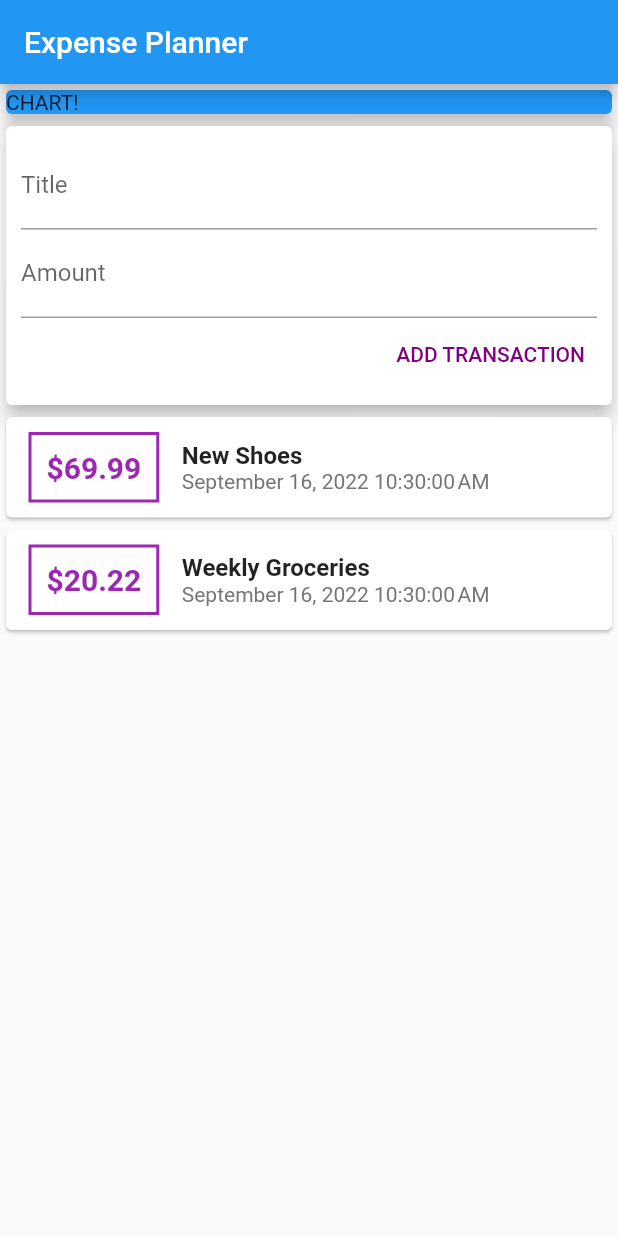
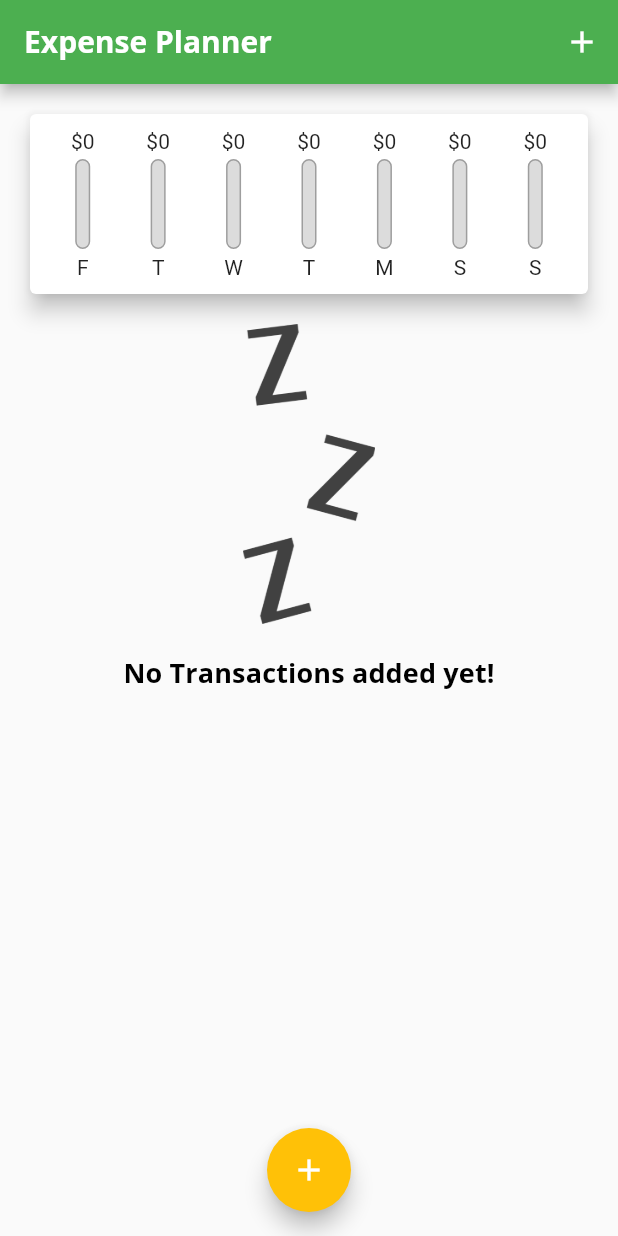
Before and after one commit to VargheseMascreen20/Expense-Planner-Flutter-App, a Flutter app: the screen it shows after launch, on a phone screen of 412 x 824 dp. Run offline on Flutter 3.47's test engine with Material 2 defaults, Android fonts, the phone set to English and light mode, and no system bars.

Commit message:
App Update

```diff
--- a/lib/main.dart
+++ b/lib/main.dart
@@ -1,6 +1,11 @@
 // ignore_for_file: avoid_print';
+import 'package:expense_planner/widgets/chart.dart';
+import 'package:expense_planner/widgets/new_transactions.dart';
+import 'package:expense_planner/widgets/transaction_list.dart';
 import 'package:flutter/material.dart';
-import 'package:expense_planner/widgets/transaction_list.dart';
+
+import 'models/transaction.dart';
+
 void main() {
   runApp(const MyApp());
 }
@@ -12,74 +17,98 @@ class MyApp extends StatelessWidget {
     return MaterialApp(
       debugShowCheckedModeBanner: false,
       title: "Expense planner",
+      theme: ThemeData(
+          primarySwatch: Colors.green,
+          colorScheme:
+              ColorScheme.fromSwatch().copyWith(secondary: Colors.amber),
+          fontFamily: 'QuickSand',
+          textTheme: ThemeData.light().textTheme.copyWith(
+              titleSmall: const TextStyle(
+                  fontFamily: 'OpenSans',
+                  fontSize: 18,
+                  fontWeight: FontWeight.bold)),
+          appBarTheme: const AppBarTheme(
+              titleTextStyle: TextStyle(
+                  fontFamily: 'OpenSans',
+                  fontSize: 20,
+                  fontWeight: FontWeight.bold))),
       home: MyHomePage(),
     );
   }
 }
 
 // ignore: use_key_in_widget_constructors
-class MyHomePage extends StatelessWidget {
+class MyHomePage extends StatefulWidget {
+  @override
+  State<MyHomePage> createState() => _MyHomePageState();
+}
+
+class _MyHomePageState extends State<MyHomePage> {
+  final List<Transaction> _userTransactions = [
+    // Transaction(
+    //     id: 't1', title: 'New Shoes', amount: 69.99, date: DateTime.now()),
+    // Transaction(
+    //     id: 't2',
+    //     title: 'Weekly Groceries',
+    //     amount: 20.22,
+    //     date: DateTime.now())
+  ];
+
+  void _addNewTransaction(String txTitle, double txAmount) {
+    final newTx = Transaction(
+      id: DateTime.now().toString(),
+      title: txTitle,
+      amount: txAmount,
+      date: DateTime.now(),
+    );
+    setState(() {
+      _userTransactions.add(newTx);
+    });
+  }
+
+  List<Transaction> get _recentTransactions {
+    return _userTransactions.where((tx) {
+      return tx.date!.isAfter(DateTime.now().subtract(const Duration(days: 7)));
+    }).toList();
+  }
 
   // String? titleInput;
-  // String? amountInput;
-
-  final titleController = TextEditingController();
-  final amountController = TextEditingController();
+  void _startAddNewTransactionP(BuildContext ctx) {
+    showModalBottomSheet(
+        context: ctx,
+        builder: (_) {
+          return GestureDetector(
+            onTap: () {},
+            behavior: HitTestBehavior.opaque,
+            child: NewTransaction(_addNewTransaction),
+          );
+        });
+  }
 
   @override
   Widget build(BuildContext context) {
     return Scaffold(
       appBar: AppBar(
+        backgroundColor: Theme.of(context).primaryColor,
         title: const Text("Expense Planner"),
+        actions: <Widget>[
+          IconButton(
+              onPressed: () => _startAddNewTransactionP(context),
+              icon: const Icon(Icons.add))
+        ],
       ),
       body: SingleChildScrollView(
         child: Column(
           children: <Widget>[
-            Container(
-              width: double.infinity,
-              child: const Card(
-                elevation: 5,
-                color: Colors.blue,
-                child: Text("CHART!"),
-              ),
-            ),
-            Card(
-              elevation: 5,
-              child: Container(
-                padding: const EdgeInsets.all(10),
-                child: Column(
-                  crossAxisAlignment: CrossAxisAlignment.end,
-                  children: <Widget>[
-                    TextField(
-                      decoration: const InputDecoration(labelText: 'Title'),
-                      // onChanged: (val) {
-                      // titleInput = val;
-                      // },
-                      controller: titleController,
-                    ),
-                    TextField(
-                      decoration: const InputDecoration(labelText: 'Amount'),
-                      // onChanged: (val) => amountInput = val,
-                      controller: amountController,
-                    ),
-                    TextButton(
-                        style: ButtonStyle(
-                            foregroundColor: MaterialStateProperty.all(
-                                const Color.fromRGBO(128, 0, 128, 100))),
-                        onPressed: () {
-                          print(titleController.text);
-                          // print(titleInput);
-                          // // ignore: avoid_print
-                          // print(amountInput);
-                        },
-                        child: const Text("ADD TRANSACTION")),
-                  ],
-                ),
-              ),
-            ),
-            TransactionList()
+            Chart(recentTransactions: _recentTransactions),
+            TransactionList(_userTransactions),
           ],
         ),
+      ),
+      floatingActionButtonLocation: FloatingActionButtonLocation.centerFloat,
+      floatingActionButton: FloatingActionButton(
+        onPressed: () => _startAddNewTransactionP(context),
+        child: const Icon(Icons.add),
       ),
     );
   }
--- /dev/null
+++ b/lib/widgets/chart.dart
@@ -0,0 +1,62 @@
+import 'package:expense_planner/models/transaction.dart';
+import 'package:expense_planner/widgets/chart_bar.dart';
+import 'package:flutter/material.dart';
+import 'package:intl/intl.dart';
+
+class Chart extends StatelessWidget {
+  const Chart({Key? key, required this.recentTransactions}) : super(key: key);
+  final List<Transaction> recentTransactions;
+  List<Map<String, Object>> get groupedTransactionValues {
+    return List.generate(7, (index) {
+      final weekDay = DateTime.now().subtract(Duration(days: index));
+      var totalSum = 0.0;
+      for (var i = 0; i < recentTransactions.length; i++) {
+        if (recentTransactions[i].date!.day == weekDay.day &&
+            recentTransactions[i].date!.month == weekDay.month &&
+            recentTransactions[i].date!.year == weekDay.year) {
+          totalSum += recentTransactions[i].amount!;
+        }
+      }
+      print(DateFormat.E().format(weekDay));
+      print(totalSum);
+      return {
+        'day': DateFormat.E().format(weekDay).substring(0, 1),
+        'amount': totalSum
+      };
+    });
+  }
+
+  double get totalSpending {
+    return groupedTransactionValues.fold(0.0, (sum, item) {
+      return sum + (item['amount'] as double);
+    });
+  }
+
+  @override
+  Widget build(BuildContext context) {
+    print(groupedTransactionValues);
+    return Card(
+      elevation: 6,
+      margin: EdgeInsets.all(20),
+      child: Padding(
+        padding: EdgeInsets.all(10),
+        child: Row(
+          mainAxisAlignment: MainAxisAlignment.spaceBetween,
+          children: groupedTransactionValues.map((data) {
+            return Flexible(
+              fit: FlexFit.tight,
+              child: ChartBar(
+                  label: data['day'].toString(),
+                  spendingAmount: (data['amount'] as double),
+                  spendingPctOfTotal: totalSpending == 0.0
+                      ? 0.0
+                      : (data['amount'] as double) / totalSpending),
+            );
+            // Text('${data['day']}:${data['amount']}')
+            ;
+          }).toList(),
+        ),
+      ),
+    );
+  }
+}
--- /dev/null
+++ b/lib/widgets/chart_bar.dart
@@ -0,0 +1,53 @@
+import 'package:flutter/material.dart';
+
+class ChartBar extends StatelessWidget {
+  const ChartBar(
+      {Key? key,
+      required this.label,
+      required this.spendingAmount,
+      required this.spendingPctOfTotal})
+      : super(key: key);
+  final String label;
+  final double spendingAmount;
+  final double spendingPctOfTotal;
+
+  @override
+  Widget build(BuildContext context) {
+    return Column(
+      children: <Widget>[
+        FittedBox(
+          child: Text(
+            '\$${spendingAmount.toStringAsFixed(0)}',
+          ),
+        ),
+        const SizedBox(height: 4),
+        Container(
+          height: 60,
+          width: 10,
+          child: Stack(
+            children: <Widget>[
+              Container(
+                decoration: BoxDecoration(
+                  border: Border.all(color: Colors.grey, width: 1.0),
+                  color: const Color.fromRGBO(220, 220, 220, 1),
+                  borderRadius: BorderRadius.circular(10),
+                ),
+              ),
+              FractionallySizedBox(
+                heightFactor: spendingPctOfTotal,
+                child: Container(
+                  decoration: BoxDecoration(
+                    color: Theme.of(context).primaryColor,
+                    borderRadius: BorderRadius.circular(10),
+                  ),
+                ),
+              )
+            ],
+          ),
+        ),
+        const SizedBox(height: 4),
+        Text(label),
+      ],
+    );
+  }
+}
--- /dev/null
+++ b/lib/widgets/new_transactions.dart
@@ -0,0 +1,70 @@
+// ignore_for_file: use_key_in_widget_constructors
+
+import 'package:flutter/material.dart';
+
+class NewTransaction extends StatefulWidget {
+  NewTransaction(this.addTx);
+  final Function addTx;
+
+  @override
+  State<NewTransaction> createState() => _NewTransactionState();
+}
+
+class _NewTransactionState extends State<NewTransaction> {
+  final titleController = TextEditingController();
+
+  final amountController = TextEditingController();
+
+  @override
+  Widget build(BuildContext context) {
+    return Card(
+      elevation: 5,
+      child: Container(
+        padding: const EdgeInsets.all(10),
+        child: Column(
+          crossAxisAlignment: CrossAxisAlignment.end,
+          children: <Widget>[
+            TextField(
+              decoration: const InputDecoration(labelText: 'Title'),
+              keyboardType: TextInputType.name,
+              // onChanged: (val) {
+              // titleInput = val;
+              // },u
+              controller: titleController,
+              onSubmitted: (_) => submitData,
+            ),
+            TextField(
+              decoration: const InputDecoration(labelText: 'Amount'),
+              // onChanged: (val) => amountInput = val,
+              controller: amountController,
+              keyboardType: TextInputType.number,
+              onSubmitted: (_) => submitData,
+            ),
+            TextButton(
+                style: ButtonStyle(
+                    foregroundColor: MaterialStateProperty.all(
+                        const Color.fromRGBO(128, 0, 128, 100))),
+                onPressed: () {
+                  submitData();
+                  // print(titleInput);
+                  // // ignore: avoid_print
+                  // print(amountInput);
+                },
+                child: const Text("ADD TRANSACTION")),
+          ],
+        ),
+      ),
+    );
+  }
+
+  void submitData() {
+    final enteredTitle = titleController.text;
+    final enteredAmount = double.parse(amountController.text);
+
+    if (enteredTitle.isEmpty || enteredAmount <= 0) {
+      return;
+    }
+    widget.addTx(enteredTitle, enteredAmount);
+    Navigator.of(context).pop();
+  }
+}
--- a/lib/widgets/transaction_list.dart
+++ b/lib/widgets/transaction_list.dart
@@ -2,44 +2,54 @@ import 'package:flutter/material.dart';
 import 'package:intl/intl.dart';
 import '../models/transaction.dart';
 
-class TransactionList extends StatefulWidget {
-  TransactionList({Key? key}) : super(key: key);
+class TransactionList extends StatelessWidget {
+  final List<Transaction> transactions;
+
+  // ignore: use_key_in_widget_constructors
+  const TransactionList(this.transactions);
 
   @override
-  State<TransactionList> createState() => _TransactionListState();
-}
-
-class _TransactionListState extends State<TransactionList> {
-  final List<Transaction> _userTransactions = [
-    Transaction(
-        id: 't1', title: 'New Shoes', amount: 69.99, date: DateTime.now()),
-    Transaction(
-        id: 't2',
-        title: 'Weekly Groceries',
-        amount: 20.22,
-        date: DateTime.now())
-  ];
-  @override
   Widget build(BuildContext context) {
-    return Column(
-      mainAxisAlignment: MainAxisAlignment.center,
-      crossAxisAlignment: CrossAxisAlignment.start,
-      children: _userTransactions.map((tx) {
+    return Container(
+      height: 300,
+      child: transactions.isEmpty
+          ? Column(
+              children: <Widget>[
+                Container(
+                  height: 200,
+                  child: Image.asset(
+                    'assets/images/waiting.png',
+                    fit: BoxFit.cover,
+                  ),
+                ),
+                const SizedBox(
+                  height: 20,
+                ),
+                Text(
+                  "No Transactions added yet!",
+                  style: Theme.of(context).textTheme.titleSmall,
+                ),
+              ],
+            )
+          : ListView.builder(
+              itemBuilder: (ctx, index) {
                 return Card(
                   child: Row(
                     children: <Widget>[
                       Container(
-                margin:
-                    const EdgeInsets.symmetric(vertical: 10, horizontal: 15),
+                        margin: const EdgeInsets.symmetric(
+                            vertical: 10, horizontal: 15),
                         decoration: BoxDecoration(
-                    border: Border.all(color: Colors.purple, width: 2)),
+                            border: Border.all(
+                                color: Theme.of(context).primaryColor,
+                                width: 2)),
                         padding: const EdgeInsets.all(10),
                         child: Text(
-                  '\$${tx.amount}',
-                  style: const TextStyle(
+                          '\$${transactions[index].amount!.toStringAsFixed(2)}',
+                          style: TextStyle(
                             fontWeight: FontWeight.bold,
                             fontSize: 20,
-                    color: Colors.purple,
+                            color: Theme.of(context).primaryColor,
                           ),
                         ),
                       ),
@@ -47,12 +57,11 @@ class _TransactionListState extends State<TransactionList> {
                         crossAxisAlignment: CrossAxisAlignment.start,
                         children: <Widget>[
                           Text(
-                    tx.title!,
-                    style: const TextStyle(
-                        fontWeight: FontWeight.bold, fontSize: 16),
+                            transactions[index].title!,
+                            style: Theme.of(context).textTheme.titleSmall,
                           ),
                           Text(
-                    DateFormat().format(tx.date!),
+                            DateFormat().format(transactions[index].date!),
                             style: TextStyle(color: Colors.grey[600]),
                           )
                         ],
@@ -60,7 +69,9 @@ class _TransactionListState extends State<TransactionList> {
                     ],
                   ),
                 );
-      }).toList(),
+              },
+              itemCount: transactions.length,
+            ),
     );
   }
 }
```
Also changed, not shown: pubspec.yaml (+15 -9 lines), assets/fonts/OpenSans-Bold.ttf (added), assets/fonts/OpenSans-Regular.ttf (added), assets/fonts/Quicksand-Bold.ttf (added), assets/fonts/Quicksand-Light.ttf (added), assets/fonts/Quicksand-Medium.ttf (added), assets/fonts/Quicksand-Regular.ttf (added), assets/images/waiting.png (added). Lines whose indentation alone changed are shown as unchanged.
